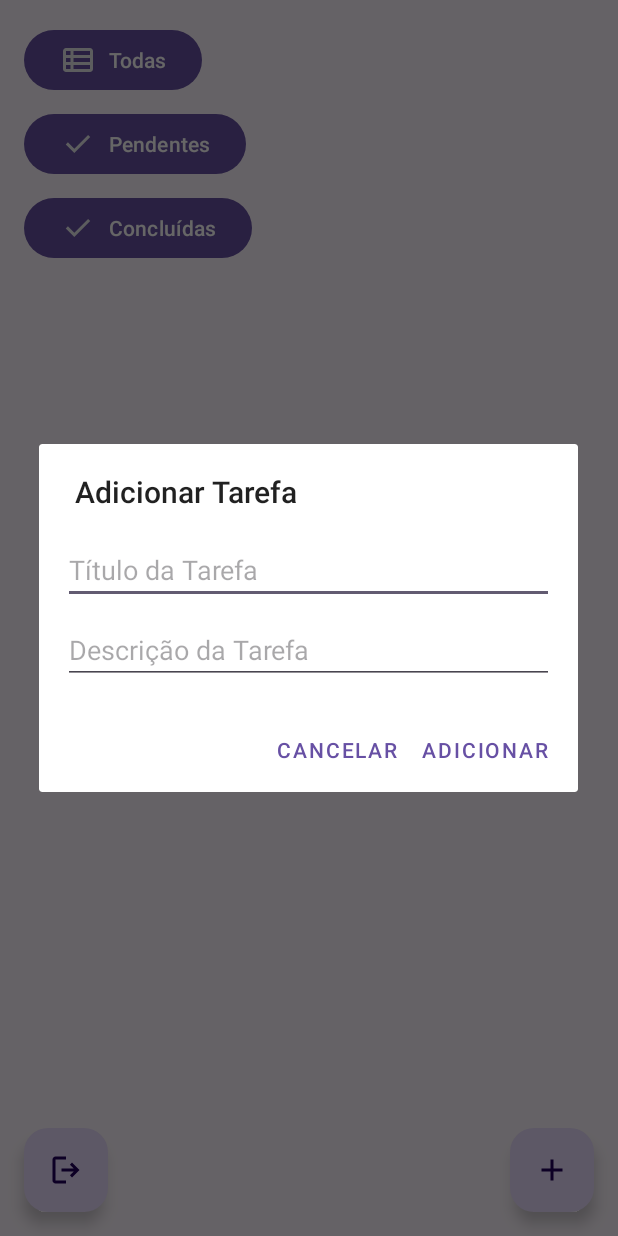
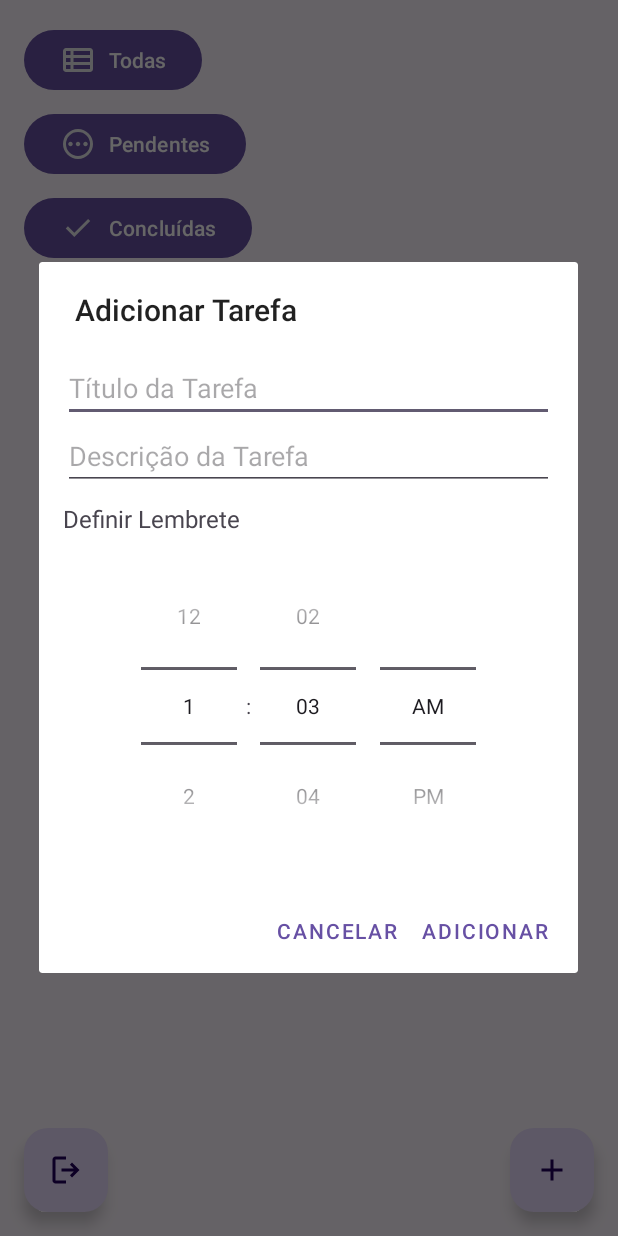
Before and after one commit to Pedro-Varela/ToDoListProgMob, an Android app: the screen it shows after launch once a user with an empty profile is signed in (MainActivity), after a tap on an icon or button, on a phone screen of 412 x 824 dp. Run offline under Robolectric (Android 15) with nearby library versions, the phone set to English and light mode, and no system bars; our stand-ins replace Firebase (no records; nobody signed in at launch, a user with empty details on screens opened directly).

Commit message:
versão final do trabalho

```diff
--- a/app/build.gradle.kts
+++ b/app/build.gradle.kts
@@ -36,6 +36,7 @@ android {
 
 dependencies {
     implementation(platform("com.google.firebase:firebase-bom:33.1.1"))
+    implementation ("com.google.android.material:material:1.12.0")
     implementation("com.google.firebase:firebase-analytics")
     implementation("com.google.firebase:firebase-auth")
     implementation("com.google.firebase:firebase-database")
--- a/app/src/main/AndroidManifest.xml
+++ b/app/src/main/AndroidManifest.xml
@@ -1,5 +1,8 @@
 <manifest xmlns:android="http://schemas.android.com/apk/res/android"
     package="com.example.todolistapp">
+
+    <uses-permission android:name="android.permission.POST_NOTIFICATIONS" />
+    <uses-permission android:name="android.permission.VIBRATE"/>
 
     <application
         android:allowBackup="true"
--- a/app/src/main/res/drawable/ic_pending.xml
+++ b/app/src/main/res/drawable/ic_pending.xml
@@ -4,6 +4,6 @@
     android:viewportWidth="960"
     android:viewportHeight="960">
   <path
-      android:pathData="M382,720 L154,492l57,-57 171,171 367,-367 57,57 -424,424Z"
+      android:pathData="M280,540q25,0 42.5,-17.5T340,480q0,-25 -17.5,-42.5T280,420q-25,0 -42.5,17.5T220,480q0,25 17.5,42.5T280,540ZM480,540q25,0 42.5,-17.5T540,480q0,-25 -17.5,-42.5T480,420q-25,0 -42.5,17.5T420,480q0,25 17.5,42.5T480,540ZM680,540q25,0 42.5,-17.5T740,480q0,-25 -17.5,-42.5T680,420q-25,0 -42.5,17.5T620,480q0,25 17.5,42.5T680,540ZM480,880q-83,0 -156,-31.5T197,763q-54,-54 -85.5,-127T80,480q0,-83 31.5,-156T197,197q54,-54 127,-85.5T480,80q83,0 156,31.5T763,197q54,54 85.5,127T880,480q0,83 -31.5,156T763,763q-54,54 -127,85.5T480,880ZM480,800q134,0 227,-93t93,-227q0,-134 -93,-227t-227,-93q-134,0 -227,93t-93,227q0,134 93,227t227,93ZM480,480Z"
       android:fillColor="#e8eaed"/>
 </vector>
--- a/app/src/main/res/layout/dialog_add_task.xml
+++ b/app/src/main/res/layout/dialog_add_task.xml
@@ -17,6 +17,20 @@
         android:layout_width="match_parent"
         android:layout_height="wrap_content"
         android:hint="Descrição da Tarefa"
-        android:inputType="text"
+        android:inputType="text" />
+
+    <TextView
+        android:layout_width="wrap_content"
+        android:layout_height="wrap_content"
+        android:text="Definir Lembrete"
+        android:textSize="16sp"
+        android:paddingTop="8dp" />
+
+    <TimePicker
+        android:id="@+id/timePickerReminder"
+        android:layout_width="wrap_content"
+        android:layout_height="wrap_content"
+        android:timePickerMode="spinner"
+        android:layout_gravity="center_horizontal"
         android:layout_marginTop="8dp" />
 </LinearLayout>
--- a/app/src/main/res/values/strings.xml
+++ b/app/src/main/res/values/strings.xml
@@ -1,3 +1,52 @@
 <resources>
+    <!-- App Name -->
     <string name="app_name">ToDoListApp</string>
+
+    <!-- Login and Registration -->
+    <string name="login">Login</string>
+    <string name="register">Registrar</string>
+    <string name="logout">Logout</string>
+    <string name="logout_confirmation">Deseja sair da sua conta?</string>
+    <string name="yes">Sim</string>
+    <string name="no">Não</string>
+
+    <!-- Task Management -->
+    <string name="add_task">Adicionar Tarefa</string>
+    <string name="edit_task">Editar Tarefa</string>
+    <string name="delete_task">Deletar Tarefa</string>
+    <string name="set_reminder">Definir Lembrete</string>
+    <string name="edit_or_delete_task">Editar ou Deletar Tarefa</string>
+    <string name="add">Adicionar</string>
+    <string name="save">Salvar</string>
+    <string name="cancel">Cancelar</string>
+    <string name="delete">Excluir</string>
+
+    <!-- Task Views -->
+    <string name="view_pending_tasks">Ver Tarefas Pendentes</string>
+    <string name="view_completed_tasks">Ver Tarefas Concluidas</string>
+    <string name="view_all_tasks">Ver Todas Tarefas</string>
+
+    <!-- Task Details -->
+    <string name="task_title">Titulo da Tarefa</string>
+    <string name="task_description">Descrição da Tarefa</string>
+    <string name="reminder_time">Tempo do Lembrete</string>
+
+    <!-- Notifications -->
+    <string name="notification_task_reminder">Lembrete da Tarefa</string>
+    <string name="notification_title">Lembrete Para %1$s</string>
+
+    <!-- Error Messages -->
+    <string name="error_empty_title">Titulo não pode ser vazio</string>
+    <string name="error_loading_tasks">Erro ao carregar tarefas</string>
+    <string name="error_login_failed">Login falhou</string>
+    <string name="error_generating_task_id">Erro ao gerar ID da tarefa</string>
+
+    <!-- Feedback Messages -->
+    <string name="task_added_success">Tarefa Adicionada</string>
+    <string name="task_update_success">Tarefa Atualizada</string>
+    <string name="task_delete_success">Tarefa Excluida</string>
+    <string name="task_add_error">Erro ao adicionar tarefa</string>
+    <string name="task_update_error">Erro ao atualizar</string>
+    <string name="task_delete_error">Erro ao deletar</string>
+    <string name="reminder_set_success">Lembrete Definido</string>
 </resources>
```
Also changed, not shown: app/src/main/java/com/example/todolistapp/MainActivity.java (+33 -28 lines), app/src/main/java/com/example/todolistapp/ReminderBroadcastReceiver.java (+17 -0 lines), 1 other file.
